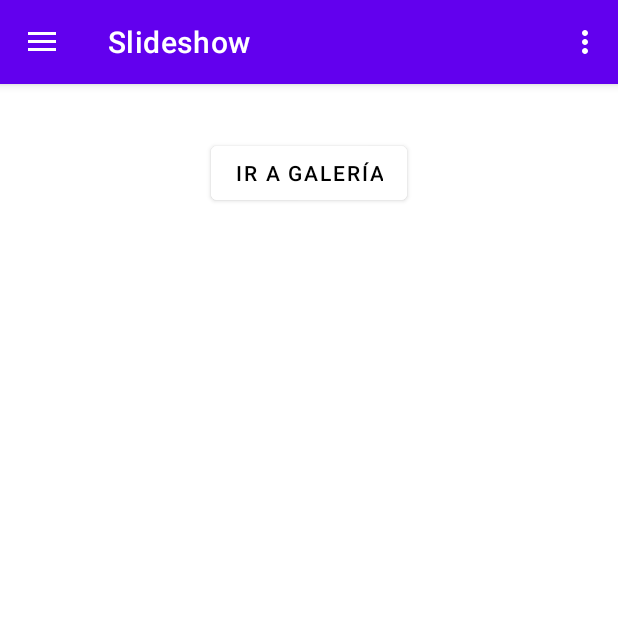
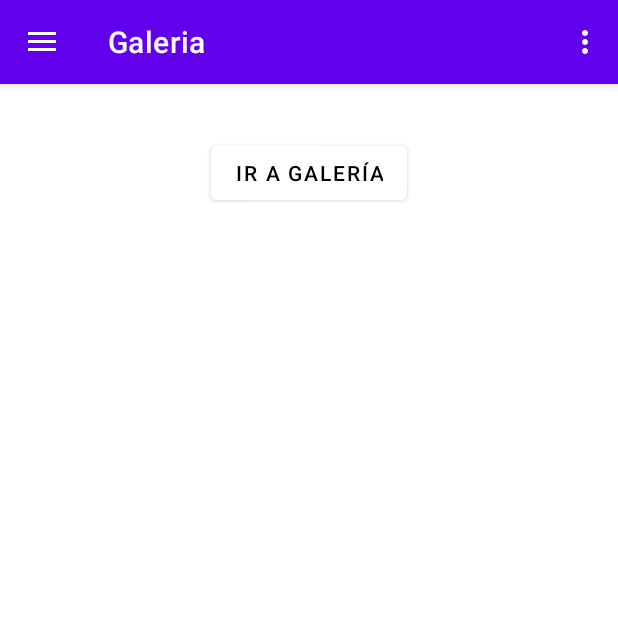
Before and after one commit to Tonaxe/Practica-Android, an Android app: the screen it shows after launch (MainActivity), in the side drawer, after a tap on "Galeria", on a phone screen of 412 x 824 dp, the top half of it. Run offline under Robolectric (Android 15) with nearby library versions, the phone set to English and light mode, and no system bars; our stand-ins replace navigation-ui.

Commit message:
Ya nada mas

```diff
--- a/app/src/main/java/com/example/unavezportodas/MainActivity.java
+++ b/app/src/main/java/com/example/unavezportodas/MainActivity.java
@@ -77,6 +77,11 @@ private ActivityMainBinding binding;
                         // Manejar la selección de LiveData (EntrenadorFragment)
                         NavController navController = Navigation.findNavController(MainActivity.this, R.id.nav_host_fragment_content_main);
                         navController.navigate(R.id.itunesFragment);
+                }
+                else if (id == R.id.nav_share) {
+                    // Manejar la selección de LiveData (EntrenadorFragment)
+                    NavController navController = Navigation.findNavController(MainActivity.this, R.id.nav_host_fragment_content_main);
+                    navController.navigate(R.id.shareFragment);
             }
 
 
--- a/app/src/main/res/menu/activity_main_drawer.xml
+++ b/app/src/main/res/menu/activity_main_drawer.xml
@@ -34,5 +34,10 @@
             android:icon="@android:drawable/ic_menu_search"
             android:iconTint="@color/black"
             android:title="Retrofit" />
+        <item
+            android:id="@+id/nav_share"
+            android:icon="@android:drawable/ic_menu_share"
+            android:iconTint="@color/black"
+            android:title="Compartir" />
     </group>
 </menu>
--- a/app/src/main/res/navigation/mobile_navigation.xml
+++ b/app/src/main/res/navigation/mobile_navigation.xml
@@ -14,28 +14,28 @@
     <fragment
         android:id="@+id/nav_gallery"
         android:name="com.example.unavezportodas.ui.gallery.GalleryFragment"
-        android:label="@string/menu_gallery"
+        android:label="Camara"
         tools:layout="@layout/fragment_gallery" />
 
     <fragment
         android:id="@+id/nav_slideshow"
         android:name="com.example.unavezportodas.ui.slideshow.SlideshowFragment"
-        android:label="@string/menu_slideshow"
+        android:label="Galeria"
         tools:layout="@layout/fragment_slideshow" />
     <fragment
         android:id="@+id/mostrarElementoFragment"
         android:name="com.example.unavezportodas.MostrarElementoFragment"
-        android:label="fragment_mostrar_elemento"
+        android:label="RecyclerView"
         tools:layout="@layout/fragment_mostrar_elemento" />
     <fragment
         android:id="@+id/nuevoElementoFragment"
         android:name="com.example.unavezportodas.NuevoElementoFragment"
-        android:label="fragment_nuevo_elemento"
+        android:label="RecyclerView"
         tools:layout="@layout/fragment_nuevo_elemento" />
     <fragment
         android:id="@+id/recyclerElementosFragment"
         android:name="com.example.unavezportodas.RecyclerElementosFragment"
-        android:label="fragment_recycler_elementos"
+        android:label="RecyclerView"
         tools:layout="@layout/fragment_recycler_elementos" >
         <action
             android:id="@+id/action_recyclerElementosFragment_to_mostrarElementoFragment"
@@ -47,12 +47,17 @@
     <fragment
         android:id="@+id/entrenadorFragment"
         android:name="com.example.unavezportodas.EntrenadorFragment"
-        android:label="fragment_entrenador"
+        android:label="LiveData"
         tools:layout="@layout/fragment_entrenador" />
     <fragment
         android:id="@+id/itunesFragment"
         android:name="com.example.unavezportodas.ItunesFragment"
-        android:label="fragment_itunes"
+        android:label="Retrofit"
         tools:layout="@layout/fragment_itunes" />
+    <fragment
+        android:id="@+id/shareFragment"
+        android:name="com.example.unavezportodas.ShareFragment"
+        android:label="Compartir"
+        tools:layout="@layout/fragment_share" />
 
 </navigation>
```
Also changed, not shown: app/src/main/java/com/example/unavezportodas/ShareFragment.java (added, +46 -0 lines), app/src/main/res/layout/fragment_share.xml (added, +37 -0 lines).
